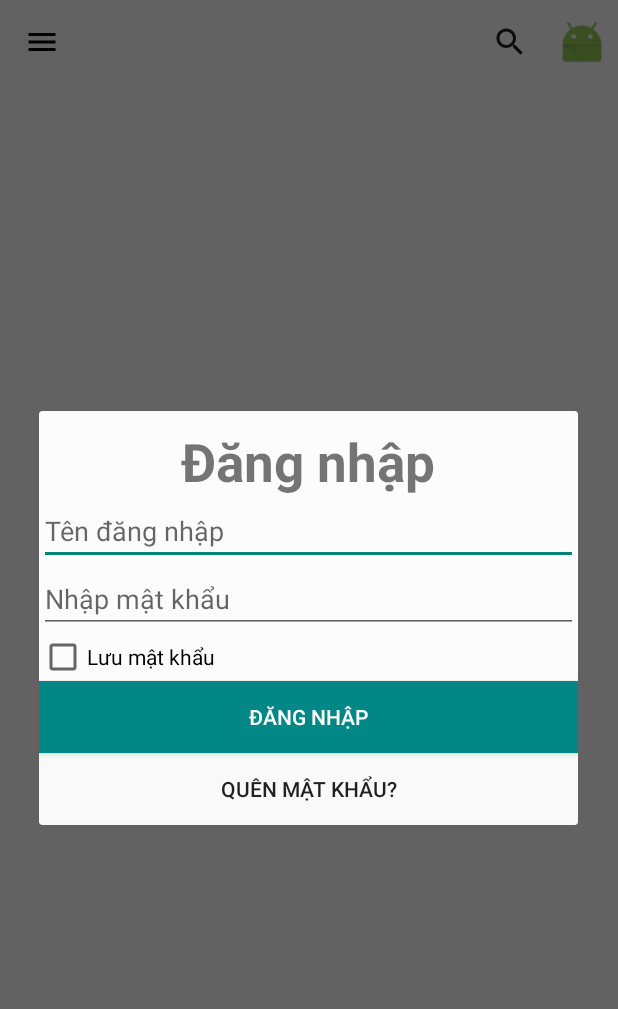
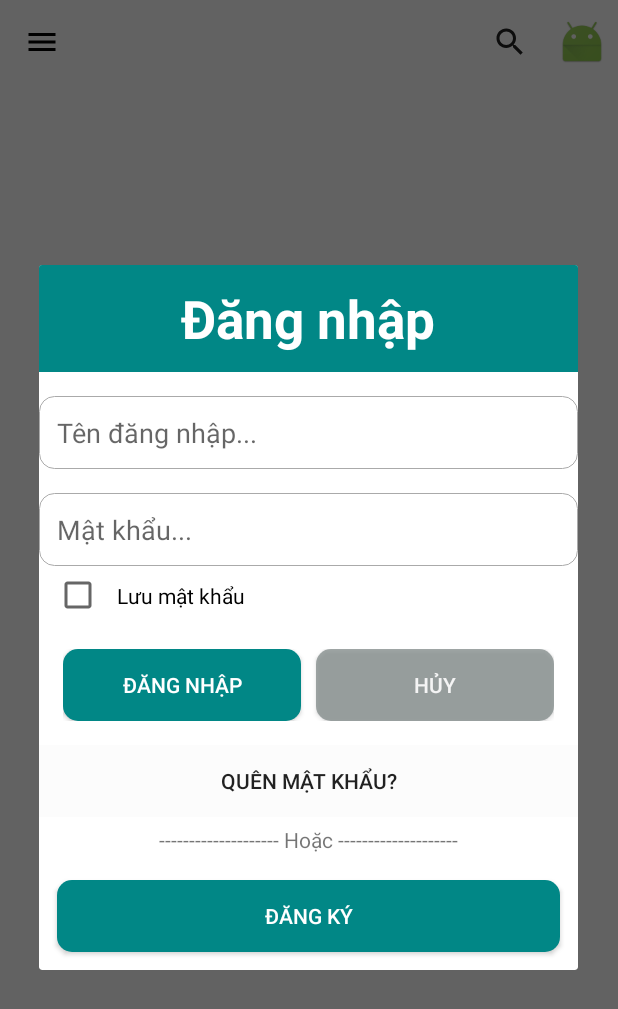
Before and after one commit to DucSine/COTS, an Android app: the screen it shows after launch (MainActivity), after a tap on "avatar", on a phone screen of 412 x 824 dp. Shown: the top 1009 px of the screen. Run offline under Robolectric (Android 15) with nearby library versions, the phone set to English and light mode, and no system bars; our stand-ins replace Volley; 2 other taps on this screen came first.

Commit message:
Chỉnh form login

```diff
--- /dev/null
+++ b/app/src/main/res/drawable/bg_darkgray_corner_10.xml
@@ -0,0 +1,5 @@
+<?xml version="1.0" encoding="utf-8"?>
+<shape xmlns:android="http://schemas.android.com/apk/res/android">
+    <solid android:color="@color/dark_gray" />
+    <corners android:radius="10dp" />
+</shape>
--- /dev/null
+++ b/app/src/main/res/drawable/bg_teal700.xml
@@ -0,0 +1,5 @@
+<?xml version="1.0" encoding="utf-8"?>
+<shape xmlns:android="http://schemas.android.com/apk/res/android">
+    <solid android:color="@color/teal_700" />
+
+</shape>
--- /dev/null
+++ b/app/src/main/res/drawable/bg_teal700_corner_10.xml
@@ -0,0 +1,5 @@
+<?xml version="1.0" encoding="utf-8"?>
+<shape xmlns:android="http://schemas.android.com/apk/res/android">
+    <solid android:color="@color/teal_700" />
+    <corners android:radius="10dp" />
+</shape>
--- /dev/null
+++ b/app/src/main/res/drawable/bg_white.xml
@@ -0,0 +1,5 @@
+<?xml version="1.0" encoding="utf-8"?>
+<shape xmlns:android="http://schemas.android.com/apk/res/android">
+    <solid android:color="@android:color/white" />
+    <corners android:radius="16dp" />
+</shape>
--- /dev/null
+++ b/app/src/main/res/drawable/bg_white_corner_10_border_gray.xml
@@ -0,0 +1,8 @@
+<?xml version="1.0" encoding="utf-8"?>
+<shape xmlns:android="http://schemas.android.com/apk/res/android">
+    <solid android:color="@android:color/white" />
+    <corners android:radius="10dp" />
+    <stroke
+        android:width="0.5dp"
+        android:color="@android:color/darker_gray" />
+</shape>
--- a/app/src/main/res/layout/dialog_login.xml
+++ b/app/src/main/res/layout/dialog_login.xml
@@ -1,11 +1,10 @@
 <?xml version="1.0" encoding="utf-8"?>
 <LinearLayout xmlns:android="http://schemas.android.com/apk/res/android"
-    xmlns:app="http://schemas.android.com/apk/res-auto"
     android:layout_width="match_parent"
     android:layout_height="match_parent"
-    android:background="@color/cardview_shadow_end_color"
-    android:orientation="vertical"
-    >
+    android:background="@drawable/bg_white"
+    android:layout_margin="16dp"
+    android:orientation="vertical">
 
     <LinearLayout
         android:layout_width="match_parent"
@@ -13,12 +12,14 @@
         android:orientation="horizontal">
 
         <TextView
+            android:background="@drawable/bg_teal700"
             android:id="@+id/txt_dialog_title"
             android:layout_width="match_parent"
             android:layout_height="wrap_content"
+            android:padding="12dp"
             android:text="@string/txt_dialog_title"
-            android:textAlignment="center"
-            android:layout_marginTop="10dp"
+            android:textColor="@color/white"
+            android:gravity="center"
             android:textSize="16pt"
             android:textStyle="bold" />
 
@@ -28,43 +29,83 @@
         android:id="@+id/edt_dialog_username"
         android:layout_width="match_parent"
         android:layout_height="wrap_content"
-        android:autofillHints=""
-        android:ems="10"
+        android:padding="12dp"
+        android:background="@drawable/bg_white_corner_10_border_gray"
+        android:layout_marginTop="16dp"
         android:hint="@string/hint_edt_dialog_username"
         android:textColor="@color/teal_700"
-
         android:inputType="textPersonName" />
 
     <EditText
         android:id="@+id/edt_dialog_password"
         android:layout_width="match_parent"
         android:layout_height="wrap_content"
-        android:autofillHints=""
-        android:ems="10"
+        android:padding="12dp"
+        android:background="@drawable/bg_white_corner_10_border_gray"
+        android:layout_marginTop="16dp"
         android:textColor="@color/teal_700"
         android:hint="@string/hint_edt_dialog_password"
         android:inputType="textPassword" />
 
     <CheckBox
-            android:id="@+id/cb_dialog_savepassword"
-            android:layout_width="match_parent"
+        android:id="@+id/cb_dialog_savepassword"
+        android:layout_width="match_parent"
+        android:layout_height="wrap_content"
+        android:padding="10dp"
+        android:layout_marginLeft="10dp"
+        android:text="Lưu mật khẩu" />
+
+    <LinearLayout
+        android:layout_width="match_parent"
+        android:layout_height="wrap_content"
+        android:orientation="horizontal"
+        android:layout_margin="16dp">
+
+        <Button
+            android:id="@+id/btn_dialog_login"
+            android:layout_width="0dp"
             android:layout_height="wrap_content"
-            android:text="Lưu mật khẩu" />
+            android:layout_weight="1"
+            android:textSize="14sp"
+            android:textColor="@color/white"
+            android:background="@drawable/bg_teal700_corner_10"
+            android:text="@string/btn_dialog_login"
+            android:layout_marginEnd="10dp" />
+
+        <Button
+            android:id="@+id/btn_dialog_cancle"
+            android:layout_width="0dp"
+            android:layout_height="wrap_content"
+            android:layout_weight="1"
+            android:textSize="14sp"
+            android:alpha="0.7"
+            android:textColor="@color/white"
+            android:background="@drawable/bg_darkgray_corner_10"
+            android:text="@string/btn_dialog_cancle" />
+    </LinearLayout>
 
 
     <Button
-        android:id="@+id/btn_dialog_login"
-        android:layout_width="match_parent"
-        android:layout_height="wrap_content"
-        android:textColor="@color/white"
-        android:background="@color/teal_700"
-        android:text="@string/btn_dialog_login" />
-
-    <Button
-        android:id="@+id/button"
+        android:id="@+id/btn_dialog_forget_password"
         android:layout_width="match_parent"
         android:layout_height="wrap_content"
         android:background="@color/cardview_shadow_end_color"
-        android:text="Quên mật khẩu?" />
+        android:text="@string/btn_dialog_forget_password" />
+
+    <TextView
+        android:id="@+id/txt_dialog_connect"
+        android:layout_width="match_parent"
+        android:layout_height="30dp"
+        android:gravity="center"
+        android:text="@string/txt_dialog_connect" />
+
+    <Button
+        android:layout_width="match_parent"
+        android:layout_height="wrap_content"
+        android:text="@string/btn_dialog_signup"
+        android:background="@drawable/bg_teal700_corner_10"
+        android:layout_margin="12dp"
+        android:textColor="@color/white" />
+
 
 </LinearLayout>
--- a/app/src/main/res/values/colors.xml
+++ b/app/src/main/res/values/colors.xml
@@ -6,5 +6,6 @@
     <color name="teal_200">#FF03DAC5</color>
     <color name="teal_700">#FF018786</color>
     <color name="black">#FF000000</color>
-    <color name="white">#FFFFFFFF</color>
+    <color name="white">#FFFFFF</color>
+    <color name="dark_gray">#798382</color>
 </resources>
--- a/app/src/main/res/values/strings.xml
+++ b/app/src/main/res/values/strings.xml
@@ -4,7 +4,12 @@
     <string name="nav_discountcode">Mã giảm giá</string>
     <string name="nav_aboutus">Thông tin phiên bản</string>
     <string name="btn_dialog_login">Đăng nhập</string>
+    <string name="btn_dialog_cancle">Hủy</string>
+    <string name="btn_dialog_signup">Đăng ký</string>
+    <string name="btn_dialog_forget_password">Quên mật khẩu?</string>
     <string name="txt_dialog_title">Đăng nhập</string>
-    <string name="hint_edt_dialog_password">Nhập mật khẩu</string>
-    <string name="hint_edt_dialog_username">Tên đăng nhập</string>
+    <string name="txt_dialog_connect">-------------------- Hoặc --------------------</string>
+    <string name="hint_edt_dialog_password">Mật khẩu...</string>
+    <string name="hint_edt_dialog_username">Tên đăng nhập...</string>
+
 </resources>
```
